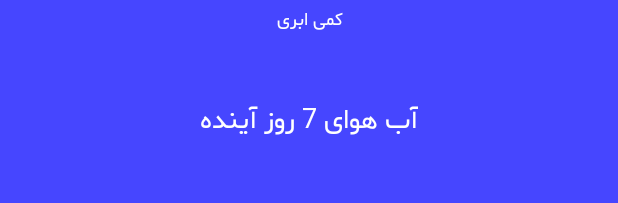
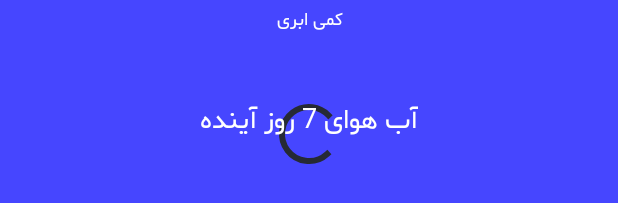
Before and after one commit to hamidrzdev/Weather, an Android app: the layout main_fragment.xml on its own in the app's theme, with its tools: preview values and no code run, on a phone screen of 412 x 824 dp. Shown: the part 484-687 px from the top of the screen. Run offline under Robolectric (Android 15) with nearby library versions, the phone set to English and light mode, and no system bars; plain views replace SimpleDraweeView.

Commit message:
fix_bug_commit

```diff
--- a/app/src/main/java/com/hamiddev/weather/ui/MainFragmentViewModel.kt
+++ b/app/src/main/java/com/hamiddev/weather/ui/MainFragmentViewModel.kt
@@ -17,14 +17,17 @@ class MainFragmentViewModel @Inject constructor(private val weatherRepository: W
     ViewModel() {
 
     val weatherLiveData = MutableLiveData<WeatherResponse>()
+    val showProgressBar = MutableLiveData<Boolean>()
 
     fun getWeather(latLng: LatLng) {
         viewModelScope.launch {
+            showProgressBar.value = true
             weatherRepository.getWeather(latLng)
                 .handleException()
                 .collect {
                     weatherLiveData.value = it
                 }
+            showProgressBar.value = false
         }
     }
 }
--- a/app/src/main/res/layout/main_fragment.xml
+++ b/app/src/main/res/layout/main_fragment.xml
@@ -6,6 +6,12 @@
     android:layout_height="match_parent"
     android:background="@color/lightPurple"
     tools:viewBindingIgnore="false">
+
+    <ProgressBar
+        android:id="@+id/progressBar"
+        android:layout_width="wrap_content"
+        android:layout_height="wrap_content"
+        android:layout_gravity="center"/>
 
     <androidx.core.widget.NestedScrollView
         android:layout_width="match_parent"
```
Also changed, not shown: app/src/main/java/com/hamiddev/weather/ui/MainFragment.kt (+15 -3 lines).
